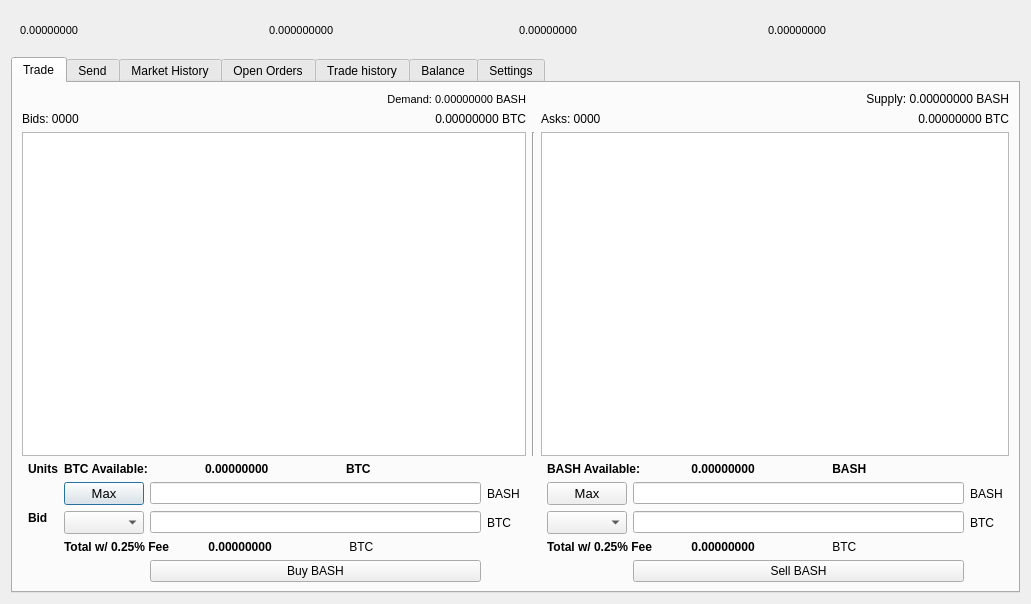
First picture: the form in src/qt/forms/tradingdialog.ui, repository bashcoindev/bashcoin, before the edit.
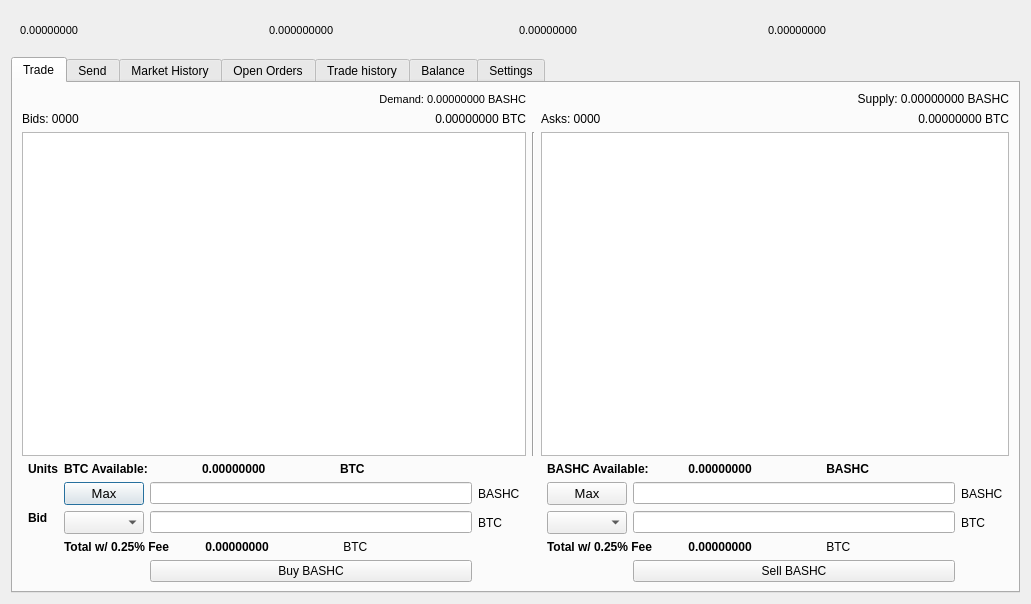
Second picture: the form after the edit. The open tabs and pages were chosen to show the change. Icons and pictures are not drawn.

```diff
--- a/src/qt/forms/tradingdialog.ui
+++ b/src/qt/forms/tradingdialog.ui
@@ -704,7 +704,7 @@
             </font>
            </property>
            <property name="text">
-            <string>BASH Available:</string>
+            <string>BASHC Available:</string>
            </property>
           </widget>
          </item>
@@ -1148,7 +1148,7 @@
             </font>
            </property>
            <property name="text">
-            <string> BASH</string>
+            <string> BASHC</string>
            </property>
           </widget>
          </item>
@@ -1186,7 +1186,7 @@
        <item row="4" column="4">
         <widget class="QLabel" name="label_4">
          <property name="text">
-          <string>BASH</string>
+          <string>BASHC</string>
          </property>
         </widget>
        </item>
@@ -1222,7 +1222,7 @@
        <item row="4" column="10">
         <widget class="QLabel" name="label_22">
          <property name="text">
-          <string>BASH</string>
+          <string>BASHC</string>
          </property>
         </widget>
        </item>
@@ -2239,14 +2239,14 @@
        <item row="7" column="3">
         <widget class="QPushButton" name="BuyDVY">
          <property name="text">
-          <string>Buy BASH</string>
+          <string>Buy BASHC</string>
          </property>
         </widget>
        </item>
        <item row="7" column="9">
         <widget class="QPushButton" name="SellDVYBTN">
          <property name="text">
-          <string>Sell BASH</string>
+          <string>Sell BASHC</string>
          </property>
         </widget>
        </item>
@@ -2320,7 +2320,7 @@
           </font>
          </property>
          <property name="text">
-          <string>Demand: 0.00000000 BASH</string>
+          <string>Demand: 0.00000000 BASHC</string>
          </property>
          <property name="alignment">
           <set>Qt::AlignRight|Qt::AlignTrailing|Qt::AlignVCenter</set>
@@ -2330,7 +2330,7 @@
        <item row="0" column="9" colspan="3">
         <widget class="QLabel" name="DVYSupply">
          <property name="text">
-          <string>Supply: 0.00000000 BASH</string>
+          <string>Supply: 0.00000000 BASHC</string>
          </property>
          <property name="alignment">
           <set>Qt::AlignRight|Qt::AlignTrailing|Qt::AlignVCenter</set>
```
Left out of the diff: 20 changed lines with no effect on the pictures.
